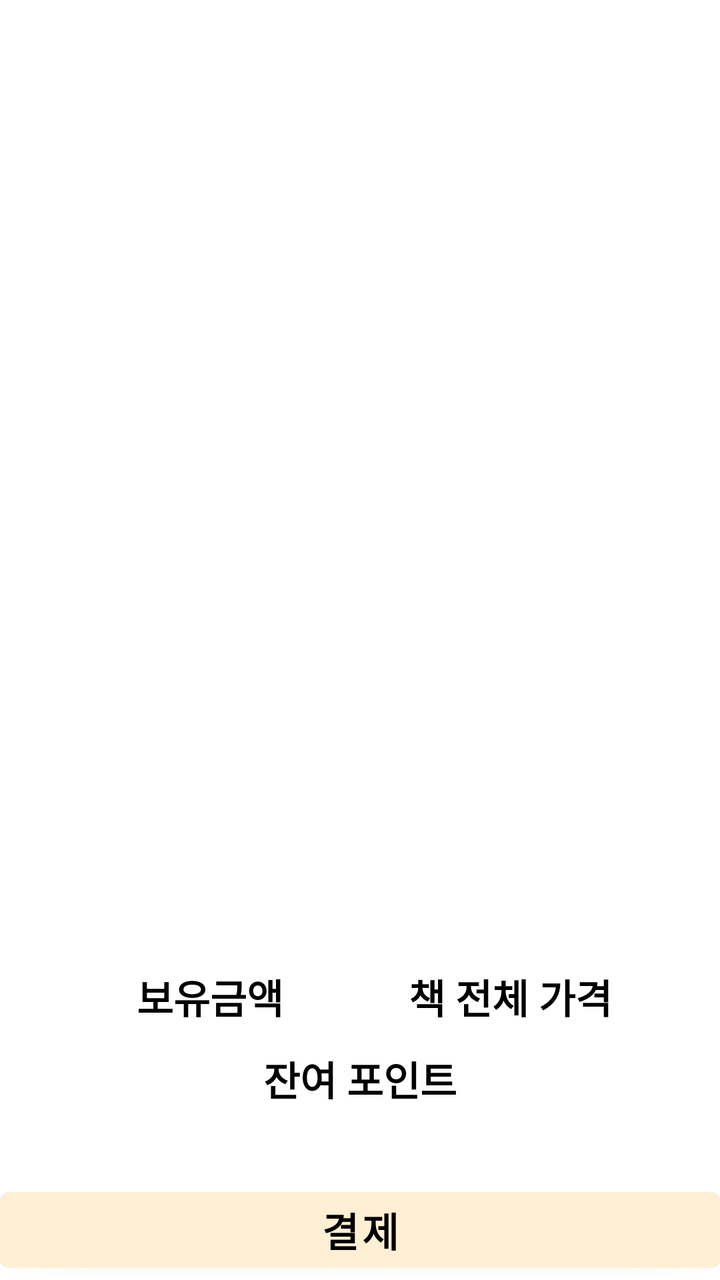
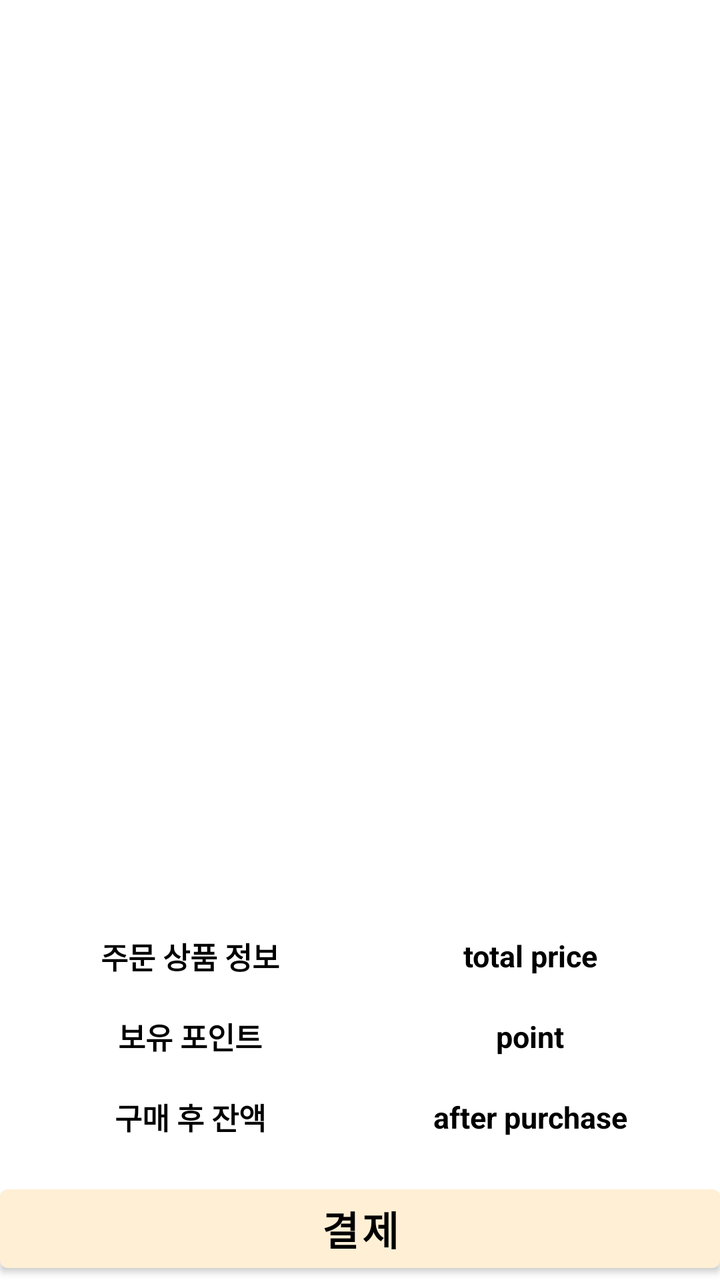

Screens rendered from an Android XML layout before and after an edit, with the pre-edit source and the edit as a unified diff.
<!-- AndroidManifest.xml: application theme Theme.ReportView_003 -->
<!-- res/layout/purchase_process.xml -->
<?xml version="1.0" encoding="utf-8"?>
<androidx.constraintlayout.widget.ConstraintLayout
    xmlns:android="http://schemas.android.com/apk/res/android"
    android:layout_width="match_parent"
    android:layout_height="match_parent"
    android:layout_margin="30dp"
    xmlns:app="http://schemas.android.com/apk/res-auto">

    <ListView
        android:id="@+id/purchase_process_list"
        android:layout_width="0dp"
        android:layout_height="0dp"
        app:layout_constraintTop_toTopOf="parent"
        app:layout_constraintStart_toStartOf="parent"
        app:layout_constraintEnd_toEndOf="parent"
        app:layout_constraintBottom_toTopOf="@id/purchase_process_info"
        app:layout_constraintHeight_percent="0.7"/>

    <LinearLayout
        android:id="@+id/purchase_process_info"
        android:layout_width="0dp"
        android:layout_height="0dp"
        app:layout_constraintStart_toStartOf="parent"
        app:layout_constraintEnd_toEndOf="parent"
        app:layout_constraintTop_toBottomOf="@id/purchase_process_list"
        app:layout_constraintBottom_toTopOf="@id/purchase_process_button"
        android:orientation="vertical"
        android:padding="30dp">

        <LinearLayout
            android:layout_width="match_parent"
            android:layout_height="0dp"
            android:layout_weight="1">

            <TextView
                android:id="@+id/purchase_process_point"
                android:layout_width="0dp"
                android:layout_weight="1"
                android:text="보유금액"
                android:gravity="center"
                android:layout_height="match_parent"
                android:textSize="20dp"
                android:textStyle="bold"/>

            <TextView
                android:id="@+id/purchase_process_totalprice"
                android:layout_width="0dp"
                android:layout_weight="1"
                android:text="책 전체 가격"
                android:gravity="center"
                android:layout_height="match_parent"
                android:textSize="20dp"
                android:textStyle="bold"/>

        </LinearLayout>

        <TextView
            android:id="@+id/purchase_process_storePoint"
            android:layout_width="match_parent"
            android:layout_height="0dp"
            android:layout_weight="1"
            android:text="잔여 포인트"
            android:gravity="center"
            android:textSize="20dp"
            android:textStyle="bold"/>



    </LinearLayout>

        <Button
            android:id="@+id/purchase_process_button"
            android:layout_width="match_parent"
            android:layout_height="0dp"
            android:layout_weight="1"
            app:layout_constraintTop_toBottomOf="@id/purchase_process_info"
            app:layout_constraintBottom_toBottomOf="parent"
            app:layout_constraintHeight_percent="0.078"
            android:text="결제"
            android:textSize="20dp"
            android:textStyle="bold"
            android:textColor="?attr/colorOnSecondary"/>

</androidx.constraintlayout.widget.ConstraintLayout>
<!-- resources referenced by this layout -->
<resources>
  <style name="Theme.ReportView_003" parent="Theme.MaterialComponents.DayNight.NoActionBar">
          
          <item name="colorPrimary">@color/bg_color</item>
          <item name="colorPrimaryVariant">@color/bg_color</item>
          <item name="colorOnPrimary">@color/black</item>
          
          <item name="colorSecondary">#E4E4E4</item>
          <item name="colorSecondaryVariant">#D1D1D1</item>
          <item name="colorOnSecondary">@color/black</item>
          
          <item name="android:statusBarColor">?attr/colorPrimaryVariant</item>
          
          
          <item name="android:textColor">@color/black</item>
          <item name="android:textColorPrimary">@color/black</item>
          <item name="android:textColorSecondary">@color/black</item>
  
          
          <item name="android:navigationBarColor">@color/bg_color</item>
          <item name="android:tint">@color/black</item>
      </style>
  <color name="bg_color">#FFEFD5</color>"
  <color name="black">#FF000000</color>
</resources>

<!-- the commit's change to res/layout/purchase_process.xml (unified diff, before → after) -->
@@ -1,31 +1,24 @@
 <?xml version="1.0" encoding="utf-8"?>
-<androidx.constraintlayout.widget.ConstraintLayout
+<LinearLayout
     xmlns:android="http://schemas.android.com/apk/res/android"
     android:layout_width="match_parent"
     android:layout_height="match_parent"
     android:layout_margin="30dp"
-    xmlns:app="http://schemas.android.com/apk/res-auto">
+    android:orientation="vertical">
 
     <ListView
         android:id="@+id/purchase_process_list"
-        android:layout_width="0dp"
+        android:layout_width="match_parent"
         android:layout_height="0dp"
-        app:layout_constraintTop_toTopOf="parent"
-        app:layout_constraintStart_toStartOf="parent"
-        app:layout_constraintEnd_toEndOf="parent"
-        app:layout_constraintBottom_toTopOf="@id/purchase_process_info"
-        app:layout_constraintHeight_percent="0.7"/>
+        android:layout_weight="0.7"/>
 
     <LinearLayout
         android:id="@+id/purchase_process_info"
-        android:layout_width="0dp"
+        android:layout_width="match_parent"
         android:layout_height="0dp"
-        app:layout_constraintStart_toStartOf="parent"
-        app:layout_constraintEnd_toEndOf="parent"
-        app:layout_constraintTop_toBottomOf="@id/purchase_process_list"
-        app:layout_constraintBottom_toTopOf="@id/purchase_process_button"
+        android:layout_weight="0.22"
         android:orientation="vertical"
-        android:padding="30dp">
+        android:padding="10dp">
 
         <LinearLayout
             android:layout_width="match_parent"
@@ -33,52 +26,92 @@
             android:layout_weight="1">
 
             <TextView
-                android:id="@+id/purchase_process_point"
                 android:layout_width="0dp"
                 android:layout_weight="1"
-                android:text="보유금액"
+                android:layout_height="match_parent"
+                android:text="주문 상품 정보"
                 android:gravity="center"
-                android:layout_height="match_parent"
-                android:textSize="20dp"
+                android:textSize="15dp"
                 android:textStyle="bold"/>
 
             <TextView
                 android:id="@+id/purchase_process_totalprice"
                 android:layout_width="0dp"
                 android:layout_weight="1"
-                android:text="책 전체 가격"
+                android:layout_height="match_parent"
+                android:text="total price"
                 android:gravity="center"
+                android:textSize="15dp"
+                android:textStyle="bold"/>
+
+
+        </LinearLayout>
+
+        <LinearLayout
+            android:layout_width="match_parent"
+            android:layout_height="0dp"
+            android:layout_weight="1">
+
+            <TextView
+                android:layout_width="0dp"
                 android:layout_height="match_parent"
-                android:textSize="20dp"
+                android:layout_weight="1"
+                android:text="보유 포인트"
+                android:gravity="center"
+                android:textSize="15dp"
+                android:textStyle="bold"/>
+
+            <TextView
+                android:id="@+id/purchase_process_point"
+                android:layout_width="0dp"
+                android:layout_weight="1"
+                android:layout_height="match_parent"
+                android:text="point"
+                android:gravity="center"
+                android:textSize="15dp"
                 android:textStyle="bold"/>
 
         </LinearLayout>
 
+
+
+    <LinearLayout
+        android:layout_width="match_parent"
+        android:layout_height="0dp"
+        android:layout_weight="1">
+
+        <TextView
+            android:layout_width="0dp"
+            android:layout_height="match_parent"
+            android:layout_weight="1"
+            android:text="구매 후 잔액"
+            android:gravity="center"
+            android:textSize="15dp"
+            android:textStyle="bold"/>
+
         <TextView
             android:id="@+id/purchase_process_storePoint"
-            android:layout_width="match_parent"
-            android:layout_height="0dp"
+            android:layout_width="0dp"
+            android:layout_height="match_parent"
             android:layout_weight="1"
-            android:text="잔여 포인트"
+            android:text="after purchase"
             android:gravity="center"
-            android:textSize="20dp"
+            android:textSize="15dp"
             android:textStyle="bold"/>
 
+    </LinearLayout>
 
 
     </LinearLayout>
 
-        <Button
-            android:id="@+id/purchase_process_button"
-            android:layout_width="match_parent"
-            android:layout_height="0dp"
-            android:layout_weight="1"
-            app:layout_constraintTop_toBottomOf="@id/purchase_process_info"
-            app:layout_constraintBottom_toBottomOf="parent"
-            app:layout_constraintHeight_percent="0.078"
-            android:text="결제"
-            android:textSize="20dp"
-            android:textStyle="bold"
-            android:textColor="?attr/colorOnSecondary"/>
+    <Button
+        android:id="@+id/purchase_process_button"
+        android:layout_width="match_parent"
+        android:layout_height="0dp"
+        android:layout_weight="0.08"
+        android:text="결제"
+        android:textSize="20dp"
+        android:textStyle="bold"
+        android:textColor="?attr/colorOnSecondary"/>
 
-</androidx.constraintlayout.widget.ConstraintLayout>
+</LinearLayout>
